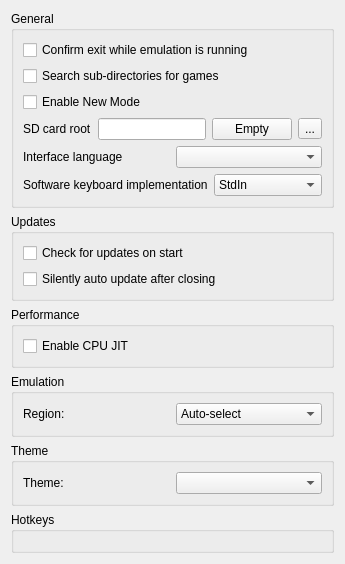
Old version of the form src/citra_qt/configuration/configure_general.ui in the repository grimtnt/citra.
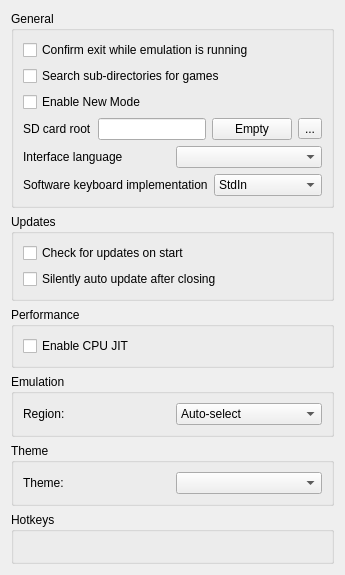
New version of the form. Custom widgets are drawn as their Qt base class.

Commit message: citra_qt: Fix hotkeys widget size in ConfigureGeneral

What changed in the file:
```diff
--- a/src/citra_qt/configuration/configure_general.ui
+++ b/src/citra_qt/configuration/configure_general.ui
@@ -7,7 +7,7 @@
     <x>0</x>
     <y>0</y>
     <width>345</width>
-    <height>524</height>
+    <height>575</height>
    </rect>
   </property>
   <property name="windowTitle">
```
